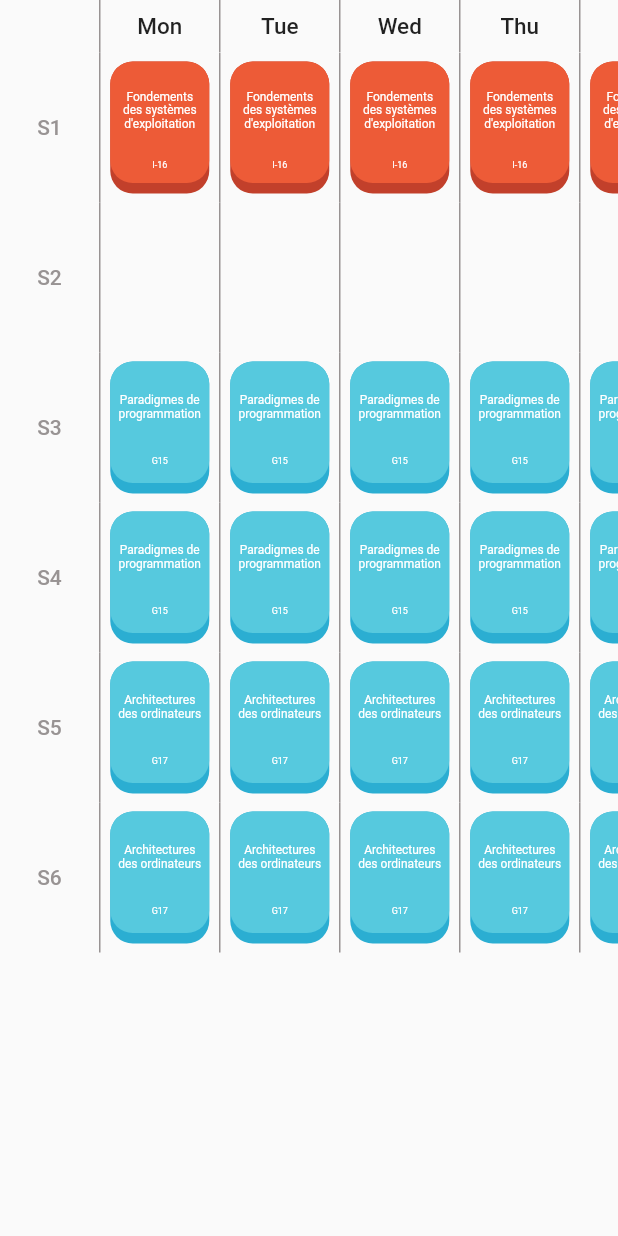
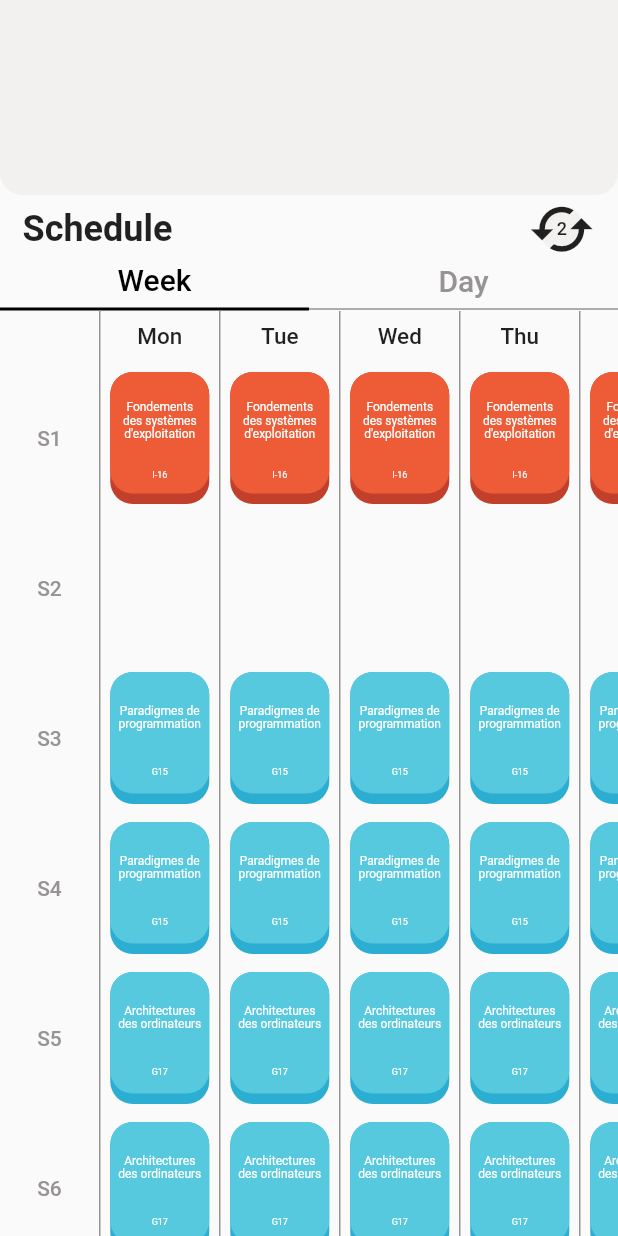
Before and after one commit to KouzanaFedi/Schedule-app, a Flutter app: the screen it shows after launch, on a phone screen of 412 x 824 dp. Run offline on Flutter 3.47's test engine with Material 2 defaults, Android fonts, the phone set to English and light mode, and no system bars; missing offline and left inert: linked_scroll_controller; statements that could not run were skipped.

Commit message:
Created the main layout of schedules view / Implemented the switcher between day/week

```diff
--- a/lib/Views/byWeek.dart
+++ b/lib/Components/ByWeek/byWeek.dart
@@ -1,7 +1,7 @@
 import 'package:flutter/material.dart';
-import '../Components/ByWeek/dayBar.dart';
-import '../Components/ByWeek/subjectBarWeek.dart';
-import '../Components/ByWeek/timeBar.dart';
+import 'dayBar.dart';
+import 'subjectBarWeek.dart';
+import 'timeBar.dart';
 import 'package:linked_scroll_controller/linked_scroll_controller.dart';
 
 class ByWeek extends StatefulWidget {
@@ -51,8 +51,7 @@ class _ByWeekState extends State<ByWeek> {
         ),
       ),
     );
-    return Scaffold(
-      body: Row(
+    return Row(
       children: <Widget>[
         Column(
           children: <Widget>[
@@ -90,7 +89,6 @@ class _ByWeekState extends State<ByWeek> {
           ),
         ),
       ],
-      ),
     );
   }
 }
--- /dev/null
+++ b/lib/Components/calendar.dart
@@ -0,0 +1,21 @@
+import 'package:flutter/material.dart';
+
+class Calendar extends StatefulWidget {
+  @override
+  _CalendarState createState() => _CalendarState();
+}
+
+class _CalendarState extends State<Calendar> {
+  final int whiteShade = 0xFFF3F1EF;
+  @override
+  Widget build(BuildContext context) {
+    return Container(
+      height: 130,
+      decoration: BoxDecoration(
+          color: Color(whiteShade),
+          borderRadius: BorderRadius.only(
+              bottomLeft: Radius.circular(15),
+              bottomRight: Radius.circular(15))),
+    );
+  }
+}
--- /dev/null
+++ b/lib/Views/schedule.dart
@@ -0,0 +1,141 @@
+import 'package:flutter/material.dart';
+import '../Components/ByWeek/byWeek.dart';
+import '../Components/calendar.dart';
+
+class Schedule extends StatefulWidget {
+  @override
+  _ScheduleState createState() => _ScheduleState();
+}
+
+class _ScheduleState extends State<Schedule> {
+  final int whiteShade = 0xFFF3F1EF;
+  final int grey = 0xFF989393;
+  Widget currentSchedule;
+  final TextStyle focusedTextStyle = TextStyle(
+      fontWeight: FontWeight.w500, fontSize: 20, color: Color(0xFF000000));
+  final TextStyle notFocusedTextStyle = TextStyle(
+      fontWeight: FontWeight.w500, fontSize: 20, color: Color(0xFF989393));
+  final Border focusedBorder = Border(
+    bottom: BorderSide(width: 2, color: Color(0xFF000000)),
+  );
+  final Border notFocusedBorder = Border(
+    bottom: BorderSide(width: 1, color: Color(0xFF989393)),
+  );
+  TextStyle weekTextStyle;
+  TextStyle dayTextStyle;
+  Border weekBorder;
+  Border dayBorder;
+
+  @override
+  void initState() {
+    setState(() {
+      currentSchedule = ByWeek();
+      weekTextStyle = focusedTextStyle;
+      weekBorder = focusedBorder;
+      dayTextStyle = notFocusedTextStyle;
+      dayBorder = notFocusedBorder;
+    });
+    super.initState();
+  }
+
+  @override
+  Widget build(BuildContext context) {
+    final double screenWidth = MediaQuery.of(context).size.width;
+
+    return Scaffold(
+        body: Column(
+      children: <Widget>[
+        Calendar(),
+        Row(
+          mainAxisAlignment: MainAxisAlignment.spaceBetween,
+          children: <Widget>[
+            Padding(
+              padding: EdgeInsets.only(left: 15),
+              child: Text(
+                "Schedule",
+                style: TextStyle(fontWeight: FontWeight.bold, fontSize: 24),
+              ),
+            ),
+            Padding(
+              padding: EdgeInsets.only(right: 15),
+              child: Stack(
+                children: <Widget>[
+                  Padding(
+                    padding: EdgeInsets.only(top: 7.5, left: 7.5),
+                    child: Container(
+                      decoration: BoxDecoration(
+                        shape: BoxShape.circle,
+                        color: Color(whiteShade),
+                      ),
+                      child: Center(
+                        child: Text(
+                          "2",
+                          style: TextStyle(
+                              fontWeight: FontWeight.w500, fontSize: 12),
+                        ),
+                      ),
+                      height: 30,
+                      width: 30,
+                    ),
+                  ),
+                  Icon(
+                    Icons.cached,
+                    size: 45,
+                    textDirection: TextDirection.rtl,
+                  )
+                ],
+              ),
+            ),
+          ],
+        ),
+        Row(
+          children: <Widget>[
+            GestureDetector(
+              onTap: () {
+                setState(() {
+                  if (currentSchedule != ByWeek()) {
+                    currentSchedule = ByWeek();
+                    weekTextStyle = focusedTextStyle;
+                    weekBorder = focusedBorder;
+                    dayTextStyle = notFocusedTextStyle;
+                    dayBorder = notFocusedBorder;
+                  }
+                });
+              },
+              child: Container(
+                padding: EdgeInsets.only(bottom: 7),
+                width: screenWidth * 0.5,
+                child: Center(
+                  child: Text("Week", style: weekTextStyle),
+                ),
+                decoration: BoxDecoration(border: weekBorder),
+              ),
+            ),
+            GestureDetector(
+              onTap: () {
+                setState(() {
+                  if (currentSchedule != Container()) {
+                    currentSchedule = Container();
+                    weekTextStyle = notFocusedTextStyle;
+                    weekBorder = notFocusedBorder;
+                    dayTextStyle = focusedTextStyle;
+                    dayBorder = focusedBorder;
+                  }
+                });
+              },
+              child: Container(
+                width: screenWidth * 0.5,
+                padding: EdgeInsets.only(bottom: 7),
+                child: Center(
+                  child: Text("Day", style: dayTextStyle),
+                ),
+                decoration: BoxDecoration(border: dayBorder),
+              ),
+            ),
+          ],
+        ),
+        Flexible(child: currentSchedule)
+      ],
+    ));
+  }
+}
--- a/lib/main.dart
+++ b/lib/main.dart
@@ -1,6 +1,7 @@
 import 'package:flutter/material.dart';
 import 'Views/home.dart';
-import 'Views/byWeek.dart';
+import 'Views/schedule.dart';
+import 'Components/ByWeek/byWeek.dart';
 
 void main() {
   runApp(MyApp());
@@ -11,7 +12,7 @@ class MyApp extends StatelessWidget {
   @override
   Widget build(BuildContext context) {
     return MaterialApp(
-      home: ByWeek(),
+      home: Schedule(),
       theme: ThemeData(),
     );
   }
```
Lines whose indentation alone changed are shown as unchanged.
